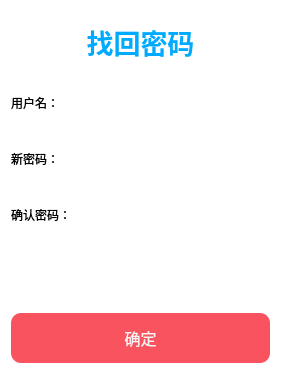
Above: forgetpassworddlg.ui from Tom-Pitiful/MeetSystem before the change. Below: the same form after it.
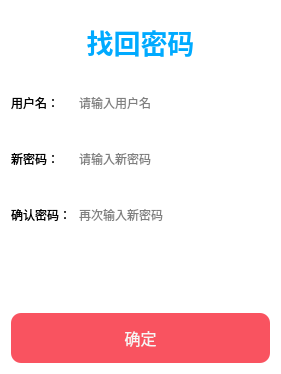
That is the form after the change.

What changed in the file:
```diff
--- a/forgetpassworddlg.ui
+++ b/forgetpassworddlg.ui
@@ -80,6 +80,9 @@
          <height>50</height>
         </size>
        </property>
+       <property name="placeholderText">
+        <string>请输入用户名</string>
+       </property>
       </widget>
      </item>
      <item row="1" column="0">
@@ -100,6 +103,9 @@
        <property name="echoMode">
         <enum>QLineEdit::Password</enum>
        </property>
+       <property name="placeholderText">
+        <string>请输入新密码</string>
+       </property>
       </widget>
      </item>
      <item row="2" column="0">
@@ -120,6 +126,9 @@
        <property name="echoMode">
         <enum>QLineEdit::Password</enum>
        </property>
+       <property name="placeholderText">
+        <string>再次输入新密码</string>
+       </property>
       </widget>
      </item>
     </layout>
```
